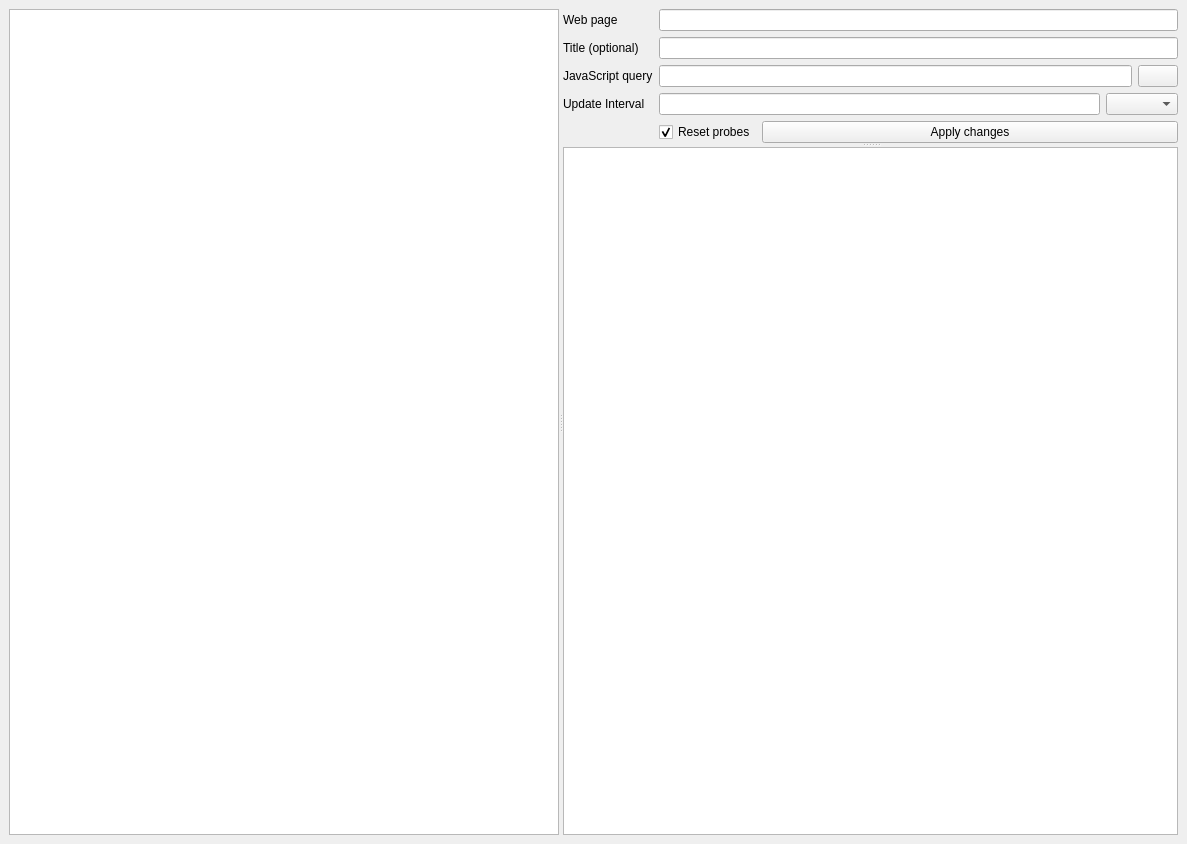
The window that src/mainwindow.ui (mmmm1998/WebWatcher) describes before a commit, drawn with Qt 5.
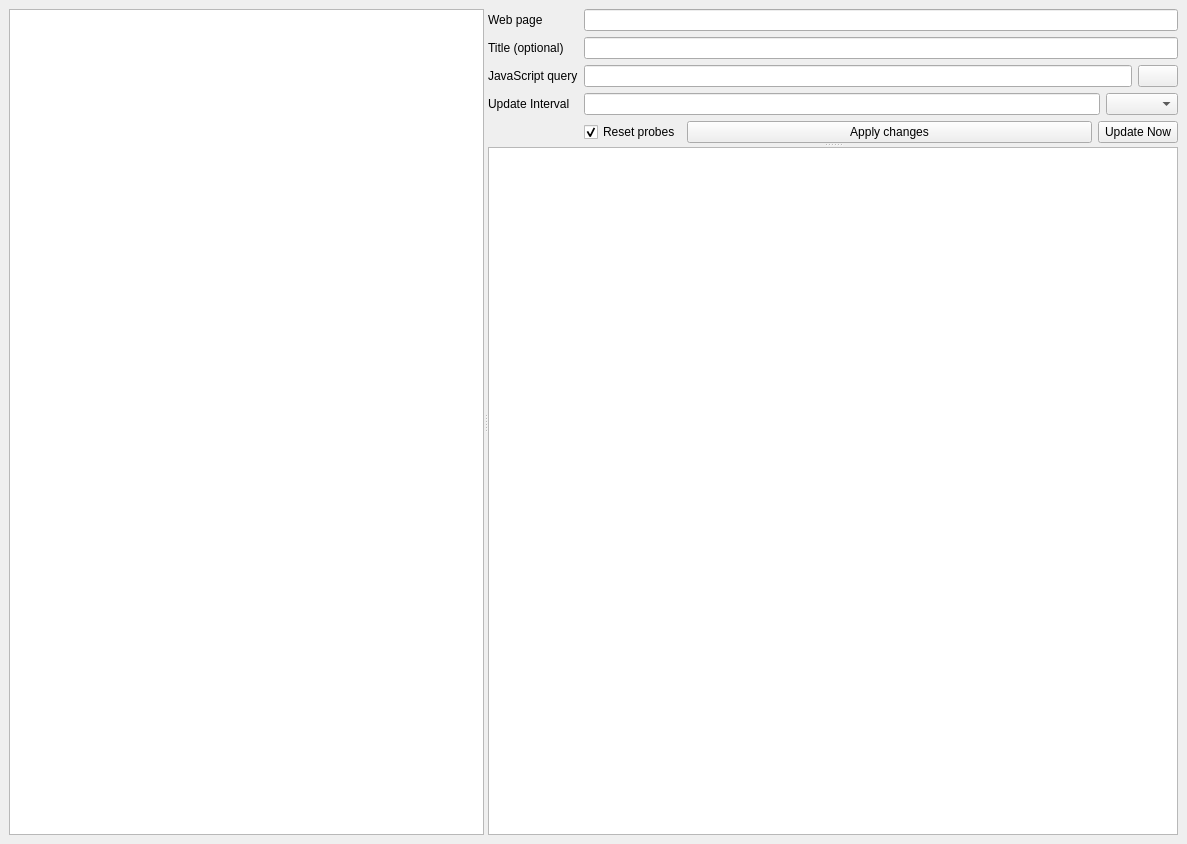
The same window after the commit. Icons and pictures are not drawn.

Commit message: [2.6.4] Add "Update Now" button for updating opened watched site regardless of update interval

The edit to the form file:
```diff
--- a/src/mainwindow.ui
+++ b/src/mainwindow.ui
@@ -207,6 +207,13 @@
              </property>
             </widget>
            </item>
+           <item>
+            <widget class="QPushButton" name="updateNowButton">
+             <property name="text">
+              <string>Update Now</string>
+             </property>
+            </widget>
+           </item>
           </layout>
          </item>
         </layout>
```
The commit also changes 4 other files.
